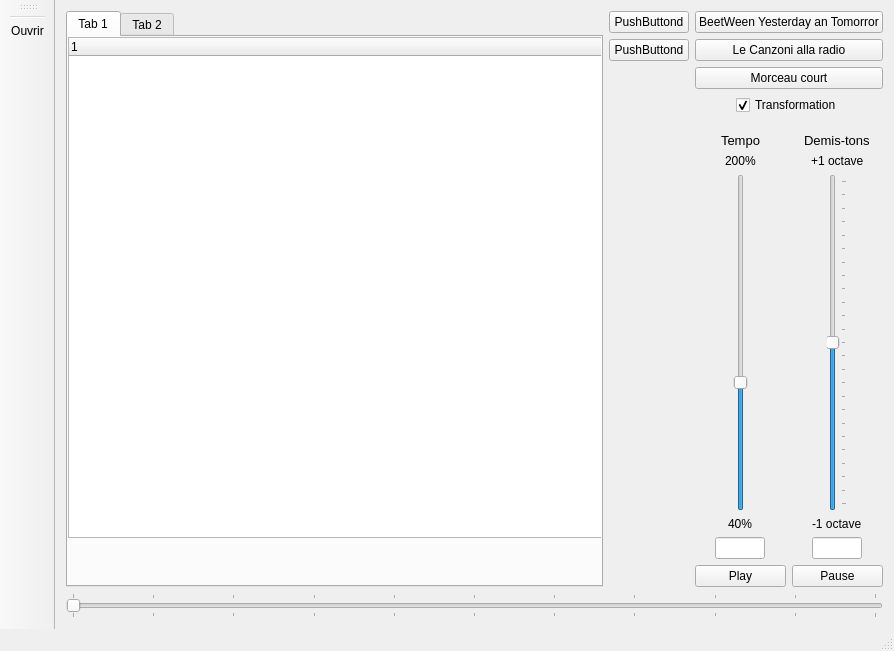
This is mainwindow.ui in Gai-Luron/MusicPraticeOHLC as Qt 5 draws it before an edit. The edited form follows.
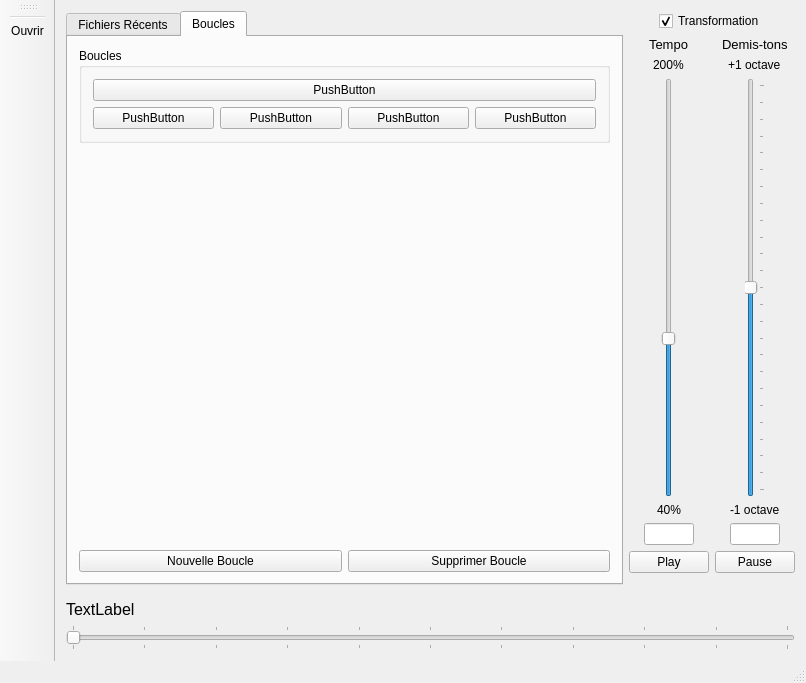
This is the edited form. The open tabs and pages were chosen to show the change. Icons and pictures are not drawn.

The edit to the form file:
```diff
--- a/mainwindow.ui
+++ b/mainwindow.ui
@@ -6,8 +6,8 @@
    <rect>
     <x>0</x>
     <y>0</y>
-    <width>894</width>
-    <height>651</height>
+    <width>806</width>
+    <height>683</height>
    </rect>
   </property>
   <property name="windowTitle">
@@ -21,8 +21,256 @@
     </sizepolicy>
    </property>
    <layout class="QGridLayout" name="gridLayout">
-    <item row="3" column="2">
-     <layout class="QHBoxLayout" name="horizontalLayout_4">
+    <item row="0" column="0" rowspan="4">
+     <layout class="QVBoxLayout" name="verticalLayout_12">
+      <item>
+       <widget class="QTabWidget" name="tabWidget">
+        <property name="sizePolicy">
+         <sizepolicy hsizetype="Expanding" vsizetype="Minimum">
+          <horstretch>0</horstretch>
+          <verstretch>0</verstretch>
+         </sizepolicy>
+        </property>
+        <property name="currentIndex">
+         <number>0</number>
+        </property>
+        <widget class="QWidget" name="tabRecentsFiles">
+         <property name="sizePolicy">
+          <sizepolicy hsizetype="Maximum" vsizetype="Expanding">
+           <horstretch>0</horstretch>
+           <verstretch>0</verstretch>
+          </sizepolicy>
+         </property>
+         <attribute name="title">
+          <string>Fichiers Récents</string>
+         </attribute>
+         <layout class="QVBoxLayout" name="verticalLayout_10">
+          <item>
+           <widget class="QTreeWidget" name="recentFilesWidget">
+            <property name="alternatingRowColors">
+             <bool>false</bool>
+            </property>
+            <column>
+             <property name="text">
+              <string notr="true">1</string>
+             </property>
+            </column>
+           </widget>
+          </item>
+         </layout>
+        </widget>
+        <widget class="QWidget" name="tabLoops">
+         <property name="sizePolicy">
+          <sizepolicy hsizetype="Maximum" vsizetype="Preferred">
+           <horstretch>0</horstretch>
+           <verstretch>0</verstretch>
+          </sizepolicy>
+         </property>
+         <attribute name="title">
+          <string>Boucles</string>
+         </attribute>
+         <layout class="QVBoxLayout" name="verticalLayout_9">
+          <item>
+           <layout class="QVBoxLayout" name="verticalLayout_8">
+            <item>
+             <widget class="QGroupBox" name="groupBox">
+              <property name="minimumSize">
+               <size>
+                <width>0</width>
+                <height>73</height>
+               </size>
+              </property>
+              <property name="title">
+               <string>Boucles</string>
+              </property>
+              <property name="checkable">
+               <bool>false</bool>
+              </property>
+              <layout class="QVBoxLayout" name="verticalLayout_15">
+               <item>
+                <layout class="QVBoxLayout" name="verticalLayout_14">
+                 <item>
+                  <widget class="QPushButton" name="pushButton_5">
+                   <property name="text">
+                    <string>PushButton</string>
+                   </property>
+                   <property name="checkable">
+                    <bool>true</bool>
+                   </property>
+                   <property name="autoExclusive">
+                    <bool>true</bool>
+                   </property>
+                  </widget>
+                 </item>
+                </layout>
+               </item>
+               <item>
+                <layout class="QHBoxLayout" name="horizontalLayout_7">
+                 <item>
+                  <widget class="QPushButton" name="pushButton_6">
+                   <property name="text">
+                    <string>PushButton</string>
+                   </property>
+                   <property name="checkable">
+                    <bool>true</bool>
+                   </property>
+                   <property name="autoExclusive">
+                    <bool>true</bool>
+                   </property>
+                  </widget>
+                 </item>
+                 <item>
+                  <widget class="QPushButton" name="pushButton_4">
+                   <property name="text">
+                    <string>PushButton</string>
+                   </property>
+                   <property name="checkable">
+                    <bool>true</bool>
+                   </property>
+                   <property name="autoExclusive">
+                    <bool>true</bool>
+                   </property>
+                  </widget>
+                 </item>
+                 <item>
+                  <widget class="QPushButton" name="pushButton_7">
+                   <property name="text">
+                    <string>PushButton</string>
+                   </property>
+                   <property name="checkable">
+                    <bool>true</bool>
+                   </property>
+                   <property name="autoExclusive">
+                    <bool>true</bool>
+                   </property>
+                  </widget>
+                 </item>
+                 <item>
+                  <widget class="QPushButton" name="pushButton_8">
+                   <property name="text">
+                    <string>PushButton</string>
+                   </property>
+                   <property name="checkable">
+                    <bool>true</bool>
+                   </property>
+                   <property name="autoExclusive">
+                    <bool>true</bool>
+                   </property>
+                  </widget>
+                 </item>
+                </layout>
+               </item>
+              </layout>
+             </widget>
+            </item>
+            <item>
+             <layout class="QHBoxLayout" name="horizontalLayout">
+              <property name="topMargin">
+               <number>0</number>
+              </property>
+             </layout>
+            </item>
+            <item>
+             <spacer name="verticalSpacer_2">
+              <property name="orientation">
+               <enum>Qt::Vertical</enum>
+              </property>
+              <property name="sizeHint" stdset="0">
+               <size>
+                <width>20</width>
+                <height>40</height>
+               </size>
+              </property>
+             </spacer>
+            </item>
+            <item>
+             <layout class="QHBoxLayout" name="horizontalLayout_6">
+              <property name="topMargin">
+               <number>0</number>
+              </property>
+              <item>
+               <widget class="QPushButton" name="pushButton_9">
+                <property name="text">
+                 <string>Nouvelle Boucle</string>
+                </property>
+               </widget>
+              </item>
+              <item>
+               <widget class="QPushButton" name="pushButton_10">
+                <property name="text">
+                 <string>Supprimer Boucle</string>
+                </property>
+               </widget>
+              </item>
+             </layout>
+            </item>
+           </layout>
+          </item>
+         </layout>
+        </widget>
+       </widget>
+      </item>
+     </layout>
+    </item>
+    <item row="2" column="1">
+     <layout class="QVBoxLayout" name="verticalLayout_11">
+      <property name="leftMargin">
+       <number>0</number>
+      </property>
+     </layout>
+    </item>
+    <item row="4" column="0" colspan="2">
+     <layout class="QVBoxLayout" name="verticalLayout_13">
+      <property name="topMargin">
+       <number>9</number>
+      </property>
+      <item alignment="Qt::AlignLeft">
+       <widget class="QLabel" name="currentFileRead">
+        <property name="font">
+         <font>
+          <pointsize>12</pointsize>
+         </font>
+        </property>
+        <property name="text">
+         <string>TextLabel</string>
+        </property>
+       </widget>
+      </item>
+      <item>
+       <widget class="QSlider" name="currentTimePlayed">
+        <property name="sizePolicy">
+         <sizepolicy hsizetype="Expanding" vsizetype="Fixed">
+          <horstretch>0</horstretch>
+          <verstretch>0</verstretch>
+         </sizepolicy>
+        </property>
+        <property name="maximum">
+         <number>10000</number>
+        </property>
+        <property name="orientation">
+         <enum>Qt::Horizontal</enum>
+        </property>
+        <property name="tickPosition">
+         <enum>QSlider::TicksBothSides</enum>
+        </property>
+        <property name="tickInterval">
+         <number>1000</number>
+        </property>
+       </widget>
+      </item>
+     </layout>
+    </item>
+    <item row="0" column="1">
+     <layout class="QVBoxLayout" name="verticalLayout_3">
+      <property name="leftMargin">
+       <number>0</number>
+      </property>
+      <property name="topMargin">
+       <number>0</number>
+      </property>
+      <property name="bottomMargin">
+       <number>0</number>
+      </property>
       <item alignment="Qt::AlignHCenter">
        <widget class="QCheckBox" name="checkByPass">
         <property name="text">
@@ -33,37 +281,8 @@
         </property>
        </widget>
       </item>
-     </layout>
-    </item>
-    <item row="0" column="2">
-     <widget class="QPushButton" name="goSound2">
-      <property name="text">
-       <string>BeetWeen Yesterday an Tomorror</string>
-      </property>
-     </widget>
-    </item>
-    <item row="1" column="2">
-     <widget class="QPushButton" name="pushButton">
-      <property name="text">
-       <string>Le Canzoni alla radio</string>
-      </property>
-     </widget>
-    </item>
-    <item row="2" column="2">
-     <widget class="QPushButton" name="goSound1">
-      <property name="text">
-       <string>Morceau court</string>
-      </property>
-      <property name="flat">
-       <bool>false</bool>
-      </property>
-     </widget>
-    </item>
-    <item row="6" column="2">
-     <layout class="QVBoxLayout" name="verticalLayout_11">
-      <property name="leftMargin">
-       <number>0</number>
-      </property>
+      <item>
+       <layout class="QHBoxLayout" name="horizontalLayout_4">
       <item>
        <layout class="QHBoxLayout" name="horizontalLayout_2">
         <property name="sizeConstraint">
@@ -228,102 +447,9 @@
         </item>
        </layout>
       </item>
-      <item>
-       <layout class="QHBoxLayout" name="horizontalLayout_10">
-        <property name="leftMargin">
-         <number>0</number>
-        </property>
-        <property name="topMargin">
-         <number>0</number>
-        </property>
        </layout>
       </item>
-     </layout>
-    </item>
-    <item row="8" column="0" colspan="3">
-     <layout class="QHBoxLayout" name="horizontalLayout">
-      <property name="topMargin">
-       <number>0</number>
-      </property>
       <item>
-       <widget class="QSlider" name="currentTimePlayed">
-        <property name="sizePolicy">
-         <sizepolicy hsizetype="Expanding" vsizetype="Fixed">
-          <horstretch>0</horstretch>
-          <verstretch>0</verstretch>
-         </sizepolicy>
-        </property>
-        <property name="maximum">
-         <number>10000</number>
-        </property>
-        <property name="orientation">
-         <enum>Qt::Horizontal</enum>
-        </property>
-        <property name="tickPosition">
-         <enum>QSlider::TicksBothSides</enum>
-        </property>
-        <property name="tickInterval">
-         <number>1000</number>
-        </property>
-       </widget>
-      </item>
-     </layout>
-    </item>
-    <item row="0" column="0" rowspan="8">
-     <layout class="QVBoxLayout" name="verticalLayout_12">
-      <item>
-       <widget class="QTabWidget" name="tabWidget">
-        <property name="sizePolicy">
-         <sizepolicy hsizetype="Expanding" vsizetype="Minimum">
-          <horstretch>0</horstretch>
-          <verstretch>0</verstretch>
-         </sizepolicy>
-        </property>
-        <widget class="QWidget" name="tab">
-         <property name="sizePolicy">
-          <sizepolicy hsizetype="Maximum" vsizetype="Expanding">
-           <horstretch>0</horstretch>
-           <verstretch>0</verstretch>
-          </sizepolicy>
-         </property>
-         <attribute name="title">
-          <string>Tab 1</string>
-         </attribute>
-         <widget class="QTreeWidget" name="recentFilesWidget">
-          <property name="geometry">
-           <rect>
-            <x>0</x>
-            <y>0</y>
-            <width>601</width>
-            <height>501</height>
-           </rect>
-          </property>
-          <property name="alternatingRowColors">
-           <bool>false</bool>
-          </property>
-          <column>
-           <property name="text">
-            <string notr="true">1</string>
-           </property>
-          </column>
-         </widget>
-        </widget>
-        <widget class="QWidget" name="tab_2">
-         <property name="sizePolicy">
-          <sizepolicy hsizetype="Maximum" vsizetype="Preferred">
-           <horstretch>0</horstretch>
-           <verstretch>0</verstretch>
-          </sizepolicy>
-         </property>
-         <attribute name="title">
-          <string>Tab 2</string>
-         </attribute>
-        </widget>
-       </widget>
-      </item>
-     </layout>
-    </item>
-    <item row="7" column="2">
      <layout class="QHBoxLayout" name="horizontalLayout_9">
       <item>
        <widget class="QPushButton" name="butPlay">
@@ -340,47 +466,6 @@
        </widget>
       </item>
      </layout>
-    </item>
-    <item row="0" column="1" rowspan="8">
-     <layout class="QVBoxLayout" name="verticalLayout_3">
-      <property name="rightMargin">
-       <number>0</number>
-      </property>
-      <item>
-       <widget class="QPushButton" name="pushButton_2">
-        <property name="text">
-         <string>PushButtond</string>
-        </property>
-       </widget>
-      </item>
-      <item>
-       <widget class="QPushButton" name="pushButton_3">
-        <property name="text">
-         <string>PushButtond</string>
-        </property>
-        <property name="checkable">
-         <bool>true</bool>
-        </property>
-        <property name="autoDefault">
-         <bool>false</bool>
-        </property>
-        <property name="flat">
-         <bool>false</bool>
-        </property>
-       </widget>
-      </item>
-      <item>
-       <spacer name="verticalSpacer">
-        <property name="orientation">
-         <enum>Qt::Vertical</enum>
-        </property>
-        <property name="sizeHint" stdset="0">
-         <size>
-          <width>20</width>
-          <height>40</height>
-         </size>
-        </property>
-       </spacer>
       </item>
      </layout>
     </item>
```
Lines whose indentation alone changed are shown as unchanged.
